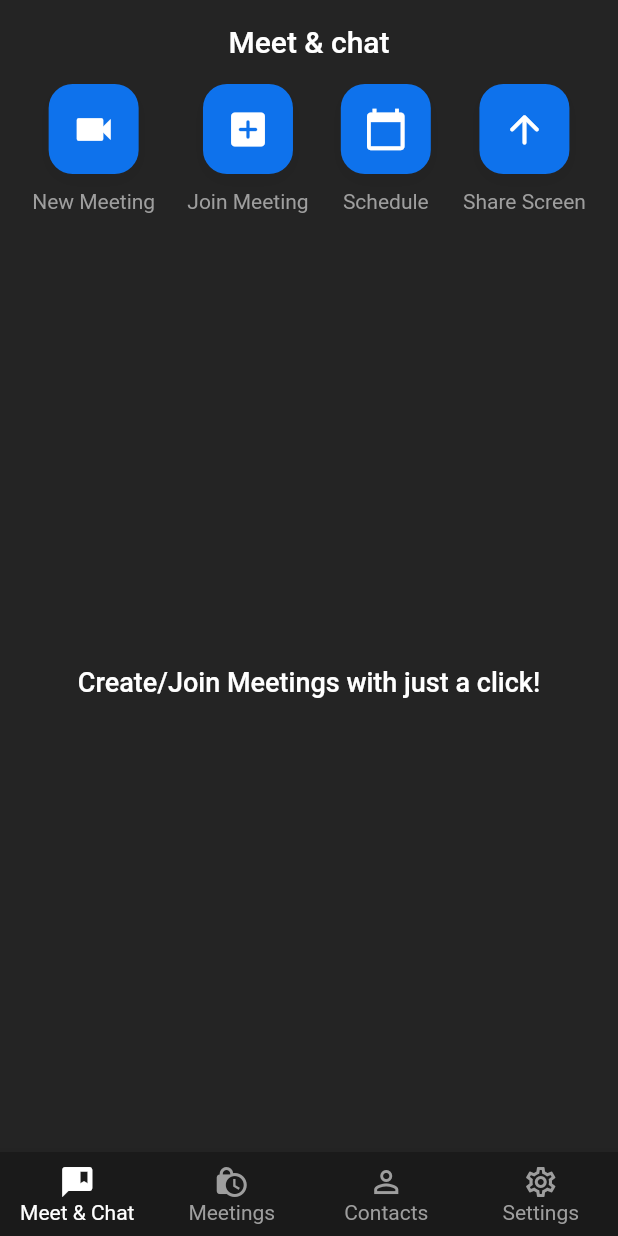
After one commit to khOsman/meet_time, a Flutter app: the screen it shows once a user with an empty profile is signed in, on a phone screen of 412 x 824 dp. The commit adds this screen. Run offline on Flutter 3.47's test engine with Material 2 defaults, Android fonts, the phone set to English and light mode, and no system bars; our stand-ins replace cloud_firestore, firebase_auth, firebase_core, google_sign_in; accounts and stored records are empty.

Commit message:
jitsi clean push

```diff
--- a/lib/screens/home_screen.dart
+++ b/lib/screens/home_screen.dart
@@ -1,4 +1,6 @@
 import 'package:flutter/material.dart';
+import 'package:meet_time/screens/history_meeting_screen.dart';
+import 'package:meet_time/screens/meeting_screen.dart';
 import 'package:meet_time/utils/colors.dart';
 import 'package:meet_time/widgets/home_meeting_btn.dart';
 
@@ -17,6 +19,13 @@ class _HomeScreenState extends State<HomeScreen> {
     });
   }
 
+  List<Widget> pages = [
+    const MeetingScreen(),
+    const HistoryMeetingScreen(),
+    const Center(child: Text("Contacts")),
+    const Center(child: Text("Settings"))
+  ];
+
   @override
   Widget build(BuildContext context) {
     return Scaffold(
@@ -26,42 +35,7 @@ class _HomeScreenState extends State<HomeScreen> {
         title: const Text("Meet & chat"),
         centerTitle: true,
       ),
-      body: Column(
-        children: [
-          Row(
-            mainAxisAlignment: MainAxisAlignment.spaceEvenly,
-            children: [
-              HomeMeetingBtn(
-                  onPressed: () {},
-                  text: "New Meeting",
-                  iconData: Icons.videocam),
-              HomeMeetingBtn(
-                  onPressed: () {},
-                  text: "Join Meeting",
-                  iconData: Icons.add_box_rounded),
-              HomeMeetingBtn(
-                  onPressed: () {},
-                  text: "Schedule",
-                  iconData: Icons.calendar_today),
-              HomeMeetingBtn(
-                  onPressed: () {},
-                  text: "Share Screen",
-                  iconData: Icons.arrow_upward_rounded),
-            ],
-          ),
-          Expanded(
-            child: Center(
-              child: Text(
-                "Create/Join Meetings with just a click!",
-                style: TextStyle(
-                  fontSize: 18,
-                  fontWeight: FontWeight.w500,
-                ),
-              ),
-            ),
-          ),
-        ],
-      ),
+      body: pages[_page],
       bottomNavigationBar: BottomNavigationBar(
         backgroundColor: footerColor,
         selectedItemColor: Colors.white,
--- /dev/null
+++ b/lib/screens/meeting_screen.dart
@@ -0,0 +1,47 @@
+import 'package:flutter/material.dart';
+
+import '../widgets/home_meeting_btn.dart';
+
+class MeetingScreen extends StatelessWidget {
+  const MeetingScreen({super.key});
+
+  @override
+  Widget build(BuildContext context) {
+    return Column(
+      children: [
+        Row(
+          mainAxisAlignment: MainAxisAlignment.spaceEvenly,
+          children: [
+            HomeMeetingBtn(
+                onPressed: () {},
+                text: "New Meeting",
+                iconData: Icons.videocam),
+            HomeMeetingBtn(
+                onPressed: () {},
+                text: "Join Meeting",
+                iconData: Icons.add_box_rounded),
+            HomeMeetingBtn(
+                onPressed: () {},
+                text: "Schedule",
+                iconData: Icons.calendar_today),
+            HomeMeetingBtn(
+                onPressed: () {},
+                text: "Share Screen",
+                iconData: Icons.arrow_upward_rounded),
+          ],
+        ),
+        Expanded(
+          child: Center(
+            child: Text(
+              "Create/Join Meetings with just a click!",
+              style: TextStyle(
+                fontSize: 18,
+                fontWeight: FontWeight.w500,
+              ),
+            ),
+          ),
+        ),
+      ],
+    );
+  }
+}
--- a/pubspec.yaml
+++ b/pubspec.yaml
@@ -41,6 +41,10 @@ dependencies:
   cloud_firestore: ^4.0.5
   google_sign_in: ^5.4.2
   flutterfire_cli: ^0.2.7
+  jitsi_meet:
+    git:
+      url: https://github.com/dispersik/jitsi_meet_fork
+      ref: master
 
 dev_dependencies:
   flutter_test:
```
Also changed, not shown: lib/resources/jitsi_meet_methods.dart (added, +27 -0 lines), lib/screens/history_meeting_screen.dart (added, +14 -0 lines), pubspec.lock, 3 other files.
